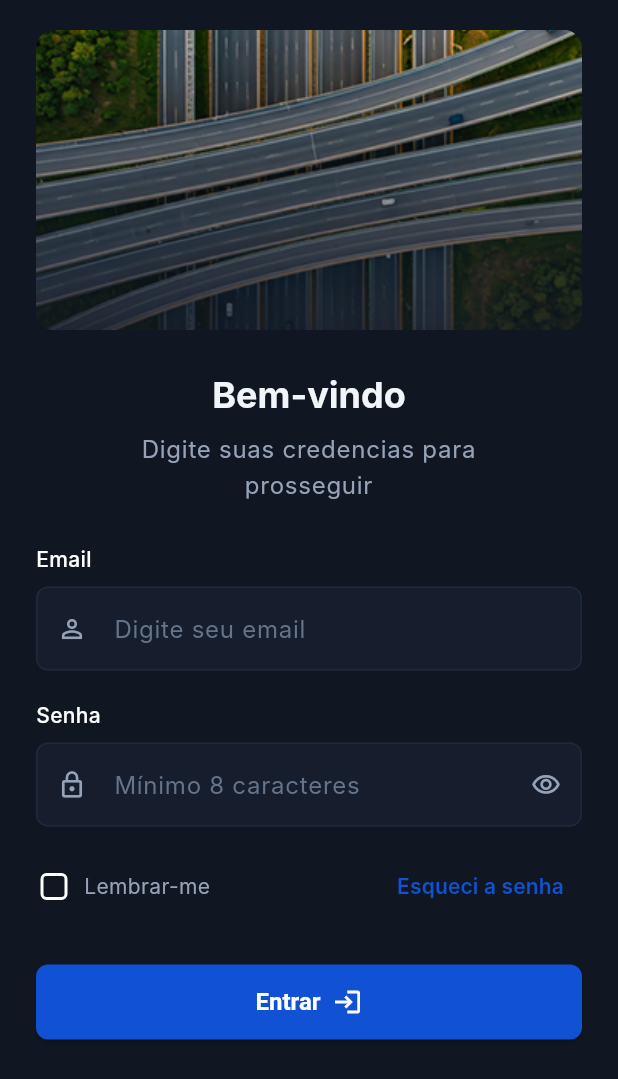
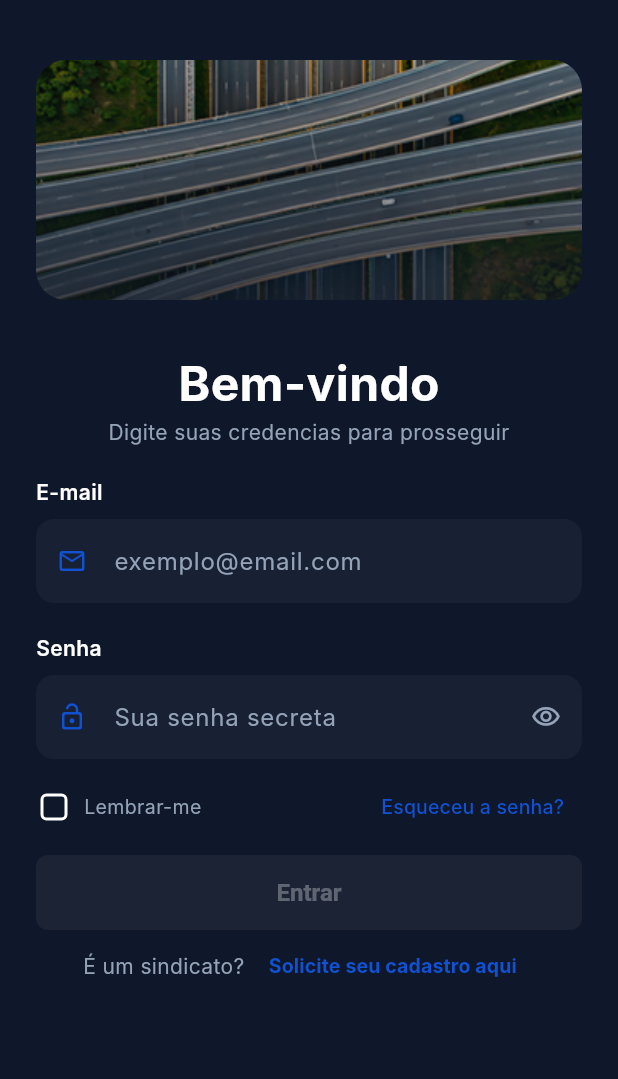
Before and after one commit to braraujo-dev/QMob, a Flutter app: the screen it shows after launch, on a phone screen of 412 x 824 dp. Shown: the top 1079 px of the screen. Run offline on Flutter 3.47's test engine with Material 3 defaults, Android fonts, the phone set to English and light mode, and no system bars; our stand-ins replace dartz, geocoding, geolocator, get_it, google_maps_flutter, shared_preferences and 1 more; accounts and stored records are empty; Roboto replaces fonts that are missing (Inter).

Commit message:
Criação de funcionalidade para solicitar cadastro de sindicato

```diff
--- a/lib/core/widgets/custom_text_field.dart
+++ b/lib/core/widgets/custom_text_field.dart
@@ -9,7 +9,9 @@ class CustomTextField extends StatefulWidget {
   final TextEditingController? controller;
   final String? errorText;
   final TextInputType? keyboardType;
+  final TextInputAction? textInputAction;
   final Function(String)? onChanged;
+  final Function(String)? onFieldSubmitted;
 
   const CustomTextField({
     super.key,
@@ -20,7 +22,9 @@ class CustomTextField extends StatefulWidget {
     this.controller,
     this.errorText,
     this.keyboardType,
+    this.textInputAction,
     this.onChanged,
+    this.onFieldSubmitted,
   });
 
   @override
@@ -43,23 +47,22 @@ class _CustomTextFieldState extends State<CustomTextField> {
       children: [
         Text(
           widget.label,
-          style: const TextStyle(
-            color: AppColors.white,
-            fontSize: 14,
-            fontWeight: FontWeight.w500,
-          ),
+          style: const TextStyle(color: AppColors.white, fontSize: 14, fontWeight: FontWeight.w600),
         ),
         const SizedBox(height: 8),
         TextFormField(
           controller: widget.controller,
           obscureText: _obscureText,
           keyboardType: widget.keyboardType,
+          textInputAction: widget.textInputAction,
           onChanged: widget.onChanged,
+          onFieldSubmitted: widget.onFieldSubmitted,
           style: const TextStyle(color: AppColors.white),
           decoration: InputDecoration(
+            hintStyle: const TextStyle(color: AppColors.slate400),
             hintText: widget.hintText,
             errorText: widget.errorText,
-            prefixIcon: Icon(widget.prefixIcon, size: 20),
+            prefixIcon: Icon(widget.prefixIcon, size: 20, color: AppColors.primary),
             suffixIcon: widget.isPassword
                 ? IconButton(
                     icon: Icon(
@@ -67,13 +70,23 @@ class _CustomTextFieldState extends State<CustomTextField> {
                       color: AppColors.slate400,
                       size: 20,
                     ),
-                    onPressed: () {
-                      setState(() {
-                        _obscureText = !_obscureText;
-                      });
-                    },
+                    onPressed: () => setState(() => _obscureText = !_obscureText),
                   )
                 : null,
+            filled: true,
+            fillColor: AppColors.slate500.withValues(alpha: 0.1),
+            border: OutlineInputBorder(
+              borderRadius: BorderRadius.circular(12),
+              borderSide: BorderSide.none,
+            ),
+            enabledBorder: OutlineInputBorder(
+              borderRadius: BorderRadius.circular(12),
+              borderSide: BorderSide.none,
+            ),
+            focusedBorder: OutlineInputBorder(
+              borderRadius: BorderRadius.circular(12),
+              borderSide: const BorderSide(color: AppColors.primary, width: 1.5),
+            ),
           ),
         ),
       ],
--- a/lib/features/auth/presentation/pages/auth_page.dart
+++ b/lib/features/auth/presentation/pages/auth_page.dart
@@ -1,5 +1,6 @@
 import 'package:alternative/routes/app_routes_manager.dart';
 import 'package:flutter/material.dart';
+import 'package:url_launcher/url_launcher.dart';
 
 import '../../../../core/di/injection_container.dart';
 import '../../../../core/theme/app_colors.dart';
@@ -18,7 +19,6 @@ class AuthPage extends StatefulWidget {
 class _AuthPageState extends State<AuthPage> {
   final TextEditingController _emailController = TextEditingController();
   final TextEditingController _passwordController = TextEditingController();
-
   late final AuthController _controller;
 
   @override
@@ -26,16 +26,13 @@ class _AuthPageState extends State<AuthPage> {
     super.initState();
     _controller = sl<AuthController>();
     _controller.addListener(_onStateChanged);
-
     _emailController.addListener(_onFieldsChanged);
     _passwordController.addListener(_onFieldsChanged);
-
     _initAsync();
   }
 
-  void _onFieldsChanged() {
+  void _onFieldsChanged() =>
       _controller.validateForm(_emailController.text, _passwordController.text);
-  }
 
   Future<void> _initAsync() async {
     final savedEmail = await _controller.getSavedEmail();
@@ -45,30 +42,142 @@ class _AuthPageState extends State<AuthPage> {
     }
   }
 
+  // 1. ADICIONE ESTA FUNÇÃO AUXILIAR AQUI (antes do _requestSindicatoAccess)
+  String? _encodeQueryParameters(Map<String, String> params) {
+    return params.entries
+        .map(
+          (e) =>
+              '${Uri.encodeComponent(e.key)}=${Uri.encodeComponent(e.value).replaceAll('+', '%20')}',
+        )
+        .join('&');
+  }
+
+  Future<void> _requestSindicatoAccess() async {
+    final nomeSindicatoController = TextEditingController();
+    final cnpjController = TextEditingController();
+    final responsavelController = TextEditingController();
+    final telefoneController = TextEditingController();
+
+    showDialog(
+      context: context,
+      builder: (context) => AlertDialog(
+        backgroundColor: const Color(0xFF1E293B),
+        title: const Text('Solicitar Cadastro', style: TextStyle(color: Colors.white)),
+        content: SingleChildScrollView(
+          child: Column(
+            mainAxisSize: MainAxisSize.min,
+            children: [
+              const Text(
+                'Preencha os dados da sua entidade sindical.',
+                style: TextStyle(color: AppColors.slate400, fontSize: 13),
+              ),
+              const SizedBox(height: 16),
+              _buildDialogField('Nome do Sindicato', nomeSindicatoController),
+              _buildDialogField('CNPJ', cnpjController, keyboardType: TextInputType.number),
+              _buildDialogField('Nome do Responsável', responsavelController),
+              _buildDialogField(
+                'Telefone/WhatsApp',
+                telefoneController,
+                keyboardType: TextInputType.phone,
+              ),
+            ],
+          ),
+        ),
+        actions: [
+          TextButton(
+            onPressed: () => Navigator.pop(context),
+            child: const Text('Cancelar', style: TextStyle(color: Colors.redAccent)),
+          ),
+          ElevatedButton(
+            style: ElevatedButton.styleFrom(backgroundColor: AppColors.primary),
+            onPressed: () async {
+              // 1. Monta o corpo da mensagem
+              final String body =
+                  '''
+Olá, gostaria de solicitar o cadastro no sistema Alternative.
+
+DADOS DO SINDICATO:
+- Nome: ${nomeSindicatoController.text}
+- CNPJ: ${cnpjController.text}
+- Responsável: ${responsavelController.text}
+- Contato: ${telefoneController.text}
+
+Aguardo o retorno para finalização do acesso.
+''';
+
+              final Uri emailUri = Uri(
+                scheme: 'mailto',
+                path: 'felipemoreira512@outlook.com',
+                query: _encodeQueryParameters({
+                  'subject': 'Solicitação de Cadastro: Sindicato de Motoristas',
+                  'body': body,
+                }),
+              );
+
+              try {
+                // 3. ALTERADO AQUI: Usando externalNonBrowserApplication para garantir abertura no app de e-mail
+                await launchUrl(emailUri, mode: LaunchMode.externalNonBrowserApplication);
+                if (mounted) Navigator.pop(context);
+              } catch (e) {
+                if (mounted) {
+                  ScaffoldMessenger.of(context).showSnackBar(
+                    const SnackBar(
+                      content: Text('Não encontramos um app de e-mail configurado.'),
+                      backgroundColor: Colors.orange,
+                    ),
+                  );
+                }
+              }
+            },
+            child: const Text('Enviar Solicitação'),
+          ),
+        ],
+      ),
+    );
+  }
+
+  // Helper para os campos do Dialog
+  Widget _buildDialogField(
+    String label,
+    TextEditingController controller, {
+    TextInputType? keyboardType,
+  }) {
+    return Padding(
+      padding: const EdgeInsets.only(bottom: 12),
+      child: TextField(
+        controller: controller,
+        keyboardType: keyboardType,
+        style: const TextStyle(color: Colors.white),
+        decoration: InputDecoration(
+          labelText: label,
+          labelStyle: const TextStyle(color: AppColors.slate400),
+          enabledBorder: const UnderlineInputBorder(
+            borderSide: BorderSide(color: AppColors.slate400),
+          ),
+          focusedBorder: const UnderlineInputBorder(
+            borderSide: BorderSide(color: AppColors.primary),
+          ),
+        ),
+      ),
+    );
+  }
+
   void _onStateChanged() {
     final state = _controller.value;
     if (state is AuthErrorState) {
       ScaffoldMessenger.of(context).showSnackBar(
         SnackBar(
-          content: Row(
-            children: [
-              const Icon(Icons.error_outline, color: Colors.white),
-              const SizedBox(width: 12),
-              Expanded(child: Text(state.message)),
-            ],
-          ),
+          content: Text(state.message),
           backgroundColor: Colors.redAccent,
           behavior: SnackBarBehavior.floating,
-          shape: RoundedRectangleBorder(borderRadius: BorderRadius.circular(10)),
         ),
       );
       _controller.resetState();
     } else if (state is AuthSuccessState) {
-      if (state.user.isAdmin) {
-        Navigator.pushReplacementNamed(context, AppRoutes.adminHome);
-      } else {
-        Navigator.pushReplacementNamed(context, AppRoutes.main);
-      }
+      Navigator.pushReplacementNamed(
+        context,
+        state.user.isAdmin ? AppRoutes.adminHome : AppRoutes.main,
+      );
     }
   }
 
@@ -77,84 +186,74 @@ class _AuthPageState extends State<AuthPage> {
     _emailController.dispose();
     _passwordController.dispose();
     _controller.removeListener(_onStateChanged);
-    _controller.dispose();
     super.dispose();
   }
 
   @override
   Widget build(BuildContext context) {
     return Scaffold(
+      backgroundColor: const Color(0xFF0F172A), // Slate 900 para um visual moderno
       body: SafeArea(
         child: SingleChildScrollView(
-          child: Padding(
           padding: const EdgeInsets.symmetric(horizontal: 24.0),
           child: ListenableBuilder(
             listenable: _controller,
             builder: (context, _) {
               return Column(
-                  crossAxisAlignment: CrossAxisAlignment.center,
                 children: [
-                    const SizedBox(height: 20),
-                    ClipRRect(
-                      borderRadius: BorderRadius.circular(12),
-                      child: Image.asset(
-                        'assets/images/tracks.png',
-                        height: 200,
-                        width: double.infinity,
+                  const SizedBox(height: 40),
+                  // Ilustração/Logo
+                  Container(
+                    height: 160,
+                    decoration: BoxDecoration(
+                      borderRadius: BorderRadius.circular(20),
+                      image: const DecorationImage(
+                        image: AssetImage('assets/images/tracks.png'),
                         fit: BoxFit.cover,
-                        errorBuilder: (context, error, stackTrace) {
-                          return Container(
-                            height: 200,
-                            width: double.infinity,
-                            decoration: BoxDecoration(
-                              color: AppColors.slate500.withValues(alpha: .1),
-                              borderRadius: BorderRadius.circular(12),
-                            ),
-                            child: const Icon(
-                              Icons.image_not_supported,
-                              color: AppColors.slate400,
-                              size: 40,
-                            ),
-                          );
-                        },
                       ),
                     ),
-                    const SizedBox(height: 28),
-                    Text(
+                  ),
+                  const SizedBox(height: 32),
+                  const Text(
                     'Bem-vindo',
-                      style: Theme.of(context).textTheme.headlineMedium?.copyWith(
-                        fontWeight: FontWeight.w700,
-                        color: AppColors.slate50,
+                    style: TextStyle(
+                      fontSize: 32,
+                      fontWeight: FontWeight.bold,
+                      color: Colors.white,
                     ),
                   ),
-                    const SizedBox(height: 8),
-                    Text(
-                      'Digite suas credencias para\nprosseguir',
+                  const Text(
+                    'Digite suas credencias para prosseguir',
                     textAlign: TextAlign.center,
-                      style: Theme.of(context).textTheme.bodyLarge,
+                    style: TextStyle(color: AppColors.slate400, fontSize: 14),
                   ),
-                    const SizedBox(height: 28),
-
+                  const SizedBox(height: 20),
+                  // Campos de Input
                   CustomTextField(
-                      label: 'Email',
-                      hintText: 'Digite seu email',
-                      prefixIcon: Icons.person_outline,
+                    label: 'E-mail',
+                    hintText: 'exemplo@email.com',
+                    prefixIcon: Icons.email_outlined,
                     controller: _emailController,
-                      errorText: _controller.emailError,
                     keyboardType: TextInputType.emailAddress,
+                    textInputAction: TextInputAction.next,
                   ),
                   const SizedBox(height: 20),
                   CustomTextField(
                     label: 'Senha',
-                      hintText: 'Mínimo 8 caracteres',
-                      prefixIcon: Icons.lock_outline,
+                    hintText: 'Sua senha secreta',
+                    prefixIcon: Icons.lock_open_rounded,
                     isPassword: true,
                     controller: _passwordController,
-                      errorText: _controller.passwordError,
+                    textInputAction: TextInputAction.done,
+                    onFieldSubmitted: (_) => _controller.isFormValid
+                        ? _controller.signIn(_emailController.text, _passwordController.text)
+                        : null,
                   ),
-                    const SizedBox(height: 16),
 
-                    Row(
+                  // Lembrar e Esqueci Senha
+                  Padding(
+                    padding: const EdgeInsets.symmetric(vertical: 8),
+                    child: Row(
                       mainAxisAlignment: MainAxisAlignment.spaceBetween,
                       children: [
                         Row(
@@ -164,62 +263,75 @@ class _AuthPageState extends State<AuthPage> {
                               width: 24,
                               child: Checkbox(
                                 value: _controller.rememberMe,
-                                onChanged: (value) => _controller.toggleRememberMe(value),
-                                activeColor: AppColors.primary,
+                                onChanged: (v) => _controller.toggleRememberMe(v),
                                 shape: RoundedRectangleBorder(
                                   borderRadius: BorderRadius.circular(4),
                                 ),
                               ),
                             ),
                             const SizedBox(width: 8),
-                            GestureDetector(
-                              onTap: () => _controller.toggleRememberMe(!_controller.rememberMe),
-                              child: const Text(
+                            const Text(
                               'Lembrar-me',
-                                style: TextStyle(color: AppColors.slate400),
-                              ),
+                              style: TextStyle(color: AppColors.slate400, fontSize: 13),
                             ),
                           ],
                         ),
                         TextButton(
                           onPressed: () {},
                           child: const Text(
-                            'Esqueci a senha',
-                            style: TextStyle(color: AppColors.primary, fontWeight: FontWeight.w600),
+                            'Esqueceu a senha?',
+                            style: TextStyle(color: AppColors.primary, fontSize: 13),
                           ),
                         ),
                       ],
                     ),
-                    const SizedBox(height: 28),
-
+                  ),
+                  Column(
+                    children: [
                       ValueListenableBuilder<AuthState>(
                         valueListenable: _controller,
                         builder: (context, state, child) {
                           final isLoading = state is AuthLoadingState;
-
                           return PrimaryButton(
-                          text: isLoading ? 'Entrando...' : 'Entrar',
-                          icon: isLoading ? null : Icons.login,
-                          // onPressed: (_controller.isFormValid && !isLoading)
-                          //     ? () => _controller.signIn(
-                          //           _emailController.text,
-                          //           _passwordController.text,
-                          //         )
-                          //     : null,
-                          onPressed: () {
-                            Navigator.pushReplacementNamed(context, AppRoutes.adminHome);
-                          },
+                            text: isLoading ? 'Autenticando...' : 'Entrar',
+                            onPressed: (_controller.isFormValid && !isLoading)
+                                ? () => _controller.signIn(
+                                    _emailController.text,
+                                    _passwordController.text,
+                                  )
+                                : null,
                           );
                         },
                       ),
-                    const SizedBox(height: 40),
+                      // Alinhamento central para o texto e o botão
+                      Row(
+                        mainAxisAlignment: MainAxisAlignment.center,
+                        children: [
+                          const Text(
+                            'É um sindicato? ',
+                            style: TextStyle(color: AppColors.slate400, fontSize: 14),
+                          ),
+                          TextButton(
+                            onPressed: _requestSindicatoAccess,
+                            child: const Text(
+                              'Solicite seu cadastro aqui',
+                              style: TextStyle(
+                                color: AppColors.primary,
+                                fontSize: 13,
+                                fontWeight: FontWeight.bold,
+                              ),
+                            ),
+                          ),
+                        ],
+                      ),
+                    ],
+                  ),
                 ],
               );
             },
           ),
         ),
       ),
-      ),
     );
   }
 }
--- a/pubspec.yaml
+++ b/pubspec.yaml
@@ -43,6 +43,7 @@ dependencies:
   intl: ^0.20.2
   geocoding: ^4.0.0
   shared_preferences: ^2.5.2
+  url_launcher: ^6.3.2
 
 dev_dependencies:
   flutter_test:
```
Also changed, not shown: 1 other file. Lines whose indentation alone changed are shown as unchanged.
